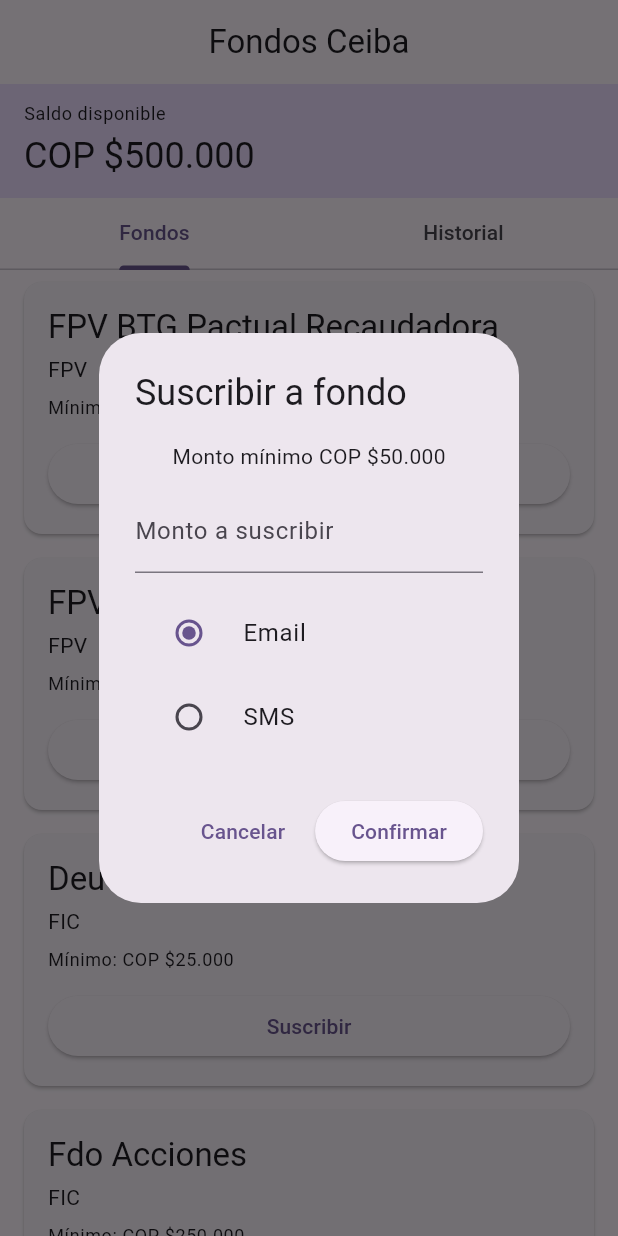
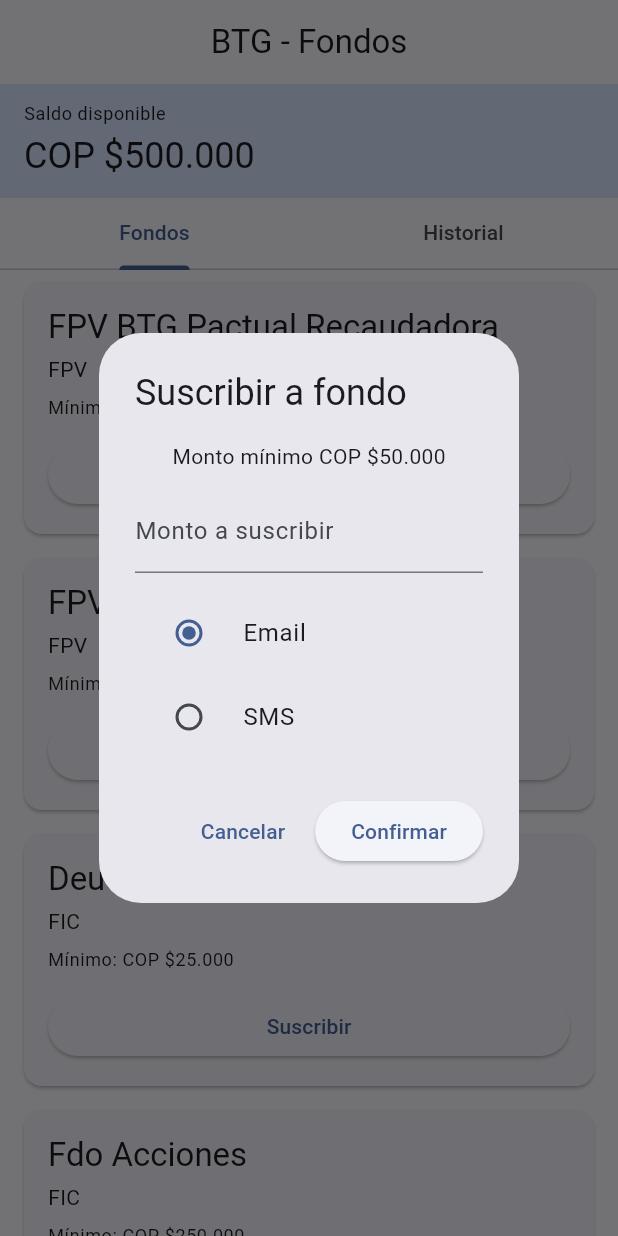
Before and after one commit to RSSerna/ceiba_project, a Flutter app: the screen it shows after launch, after a tap on "Suscribir", on a phone screen of 412 x 824 dp. Run offline on Flutter 3.47's test engine with Material 3 defaults, Android fonts, the phone set to English and light mode, and no system bars; our stand-ins replace equatable, flutter_bloc, get_it.

Commit message:
Adding Skeleton and Small Changes for BTG

```diff
--- /dev/null
+++ b/lib/features/funds/presentation/pages/funds_loading_skeleton.dart
@@ -0,0 +1,64 @@
+import 'package:flutter/material.dart';
+
+class FundsLoadingSkeleton extends StatelessWidget {
+  const FundsLoadingSkeleton({super.key});
+
+  Widget _skeletonCard(BuildContext context) {
+    final color = Theme.of(context).colorScheme.surfaceContainerHighest;
+    return Card(
+      margin: const EdgeInsets.symmetric(horizontal: 16, vertical: 8),
+      child: Padding(
+        padding: const EdgeInsets.all(16),
+        child: Column(
+          crossAxisAlignment: CrossAxisAlignment.start,
+          children: [
+            Container(height: 18, width: 160, color: color),
+            const SizedBox(height: 8),
+            Container(height: 14, width: 250, color: color),
+            const SizedBox(height: 12),
+            Row(
+              children: [Expanded(child: Container(height: 14, color: color))],
+            ),
+            const SizedBox(height: 12),
+            Row(
+              children: [Expanded(child: Container(height: 40, color: color))],
+            ),
+          ],
+        ),
+      ),
+    );
+  }
+
+  Widget _balanceHeaderSkeleton(BuildContext context) {
+    final color = Theme.of(context).colorScheme.surfaceContainerHighest;
+    return Container(
+      width: double.infinity,
+      padding: const EdgeInsets.symmetric(horizontal: 16, vertical: 12),
+      color: Theme.of(context).colorScheme.primaryContainer,
+      child: Column(
+        crossAxisAlignment: CrossAxisAlignment.start,
+        children: [
+          Container(height: 14, width: 124, color: color),
+          const SizedBox(height: 4),
+          Container(height: 28, width: 160, color: color),
+        ],
+      ),
+    );
+  }
+
+  @override
+  Widget build(BuildContext context) {
+    return Column(
+      children: [
+        _balanceHeaderSkeleton(context),
+        const SizedBox(height: 8),
+        Expanded(
+          child: ListView.builder(
+            itemCount: 4,
+            itemBuilder: (context, index) => _skeletonCard(context),
+          ),
+        ),
+      ],
+    );
+  }
+}
--- a/lib/features/funds/presentation/pages/funds_page.dart
+++ b/lib/features/funds/presentation/pages/funds_page.dart
@@ -1,3 +1,4 @@
+import 'package:ceiba_project/features/funds/presentation/pages/funds_loading_skeleton.dart';
 import 'package:flutter/material.dart';
 import 'package:flutter/services.dart';
 import 'package:flutter_bloc/flutter_bloc.dart';
@@ -17,7 +18,7 @@
   @override
   Widget build(BuildContext context) {
     return Scaffold(
-      appBar: AppBar(title: const Text('Fondos Ceiba'), centerTitle: true),
+      appBar: AppBar(title: const Text('BTG - Fondos'), centerTitle: true),
       body: BlocConsumer<FundsBloc, FundsState>(
         listener: (context, state) {
           if (state.errorMessage != null &&
@@ -28,13 +29,20 @@
           }
         },
         builder: (context, state) {
-          if (state.status == FundsStatus.loading) {
-            return const Center(child: CircularProgressIndicator());
+          final isInitialLoading =
+              state.status == FundsStatus.loading && state.funds.isEmpty;
+          final showOverlay =
+              state.status == FundsStatus.loading && state.funds.isNotEmpty;
+
+          if (isInitialLoading) {
+            return const FundsLoadingSkeleton();
           }
 
           return DefaultTabController(
             length: 2,
-            child: Column(
+            child: Stack(
+              children: [
+                Column(
                   children: [
                     _BalanceHeader(balance: state.balance),
                     const TabBar(
@@ -49,6 +57,18 @@
                           _FundsTab(state: state),
                           _TransactionsTab(transactions: state.transactions),
                         ],
+                      ),
+                    ),
+                  ],
+                ),
+                if (showOverlay)
+                  Positioned.fill(
+                    child: AbsorbPointer(
+                      absorbing: true,
+                      child: Container(
+                        color: Colors.black26,
+                        child: const Center(child: CircularProgressIndicator()),
+                      ),
                     ),
                   ),
               ],
--- a/lib/main.dart
+++ b/lib/main.dart
@@ -17,9 +17,11 @@
   @override
   Widget build(BuildContext context) {
     return MaterialApp(
-      title: 'Ceiba - Fondos',
+      title: 'BTG - Fondos',
       theme: ThemeData(
-        colorScheme: ColorScheme.fromSeed(seedColor: Colors.deepPurple),
+        colorScheme: ColorScheme.fromSeed(
+          seedColor: Color.fromARGB(255, 25, 90, 180),
+        ),
         useMaterial3: true,
       ),
       home: BlocProvider(
```
Lines whose indentation alone changed are shown as unchanged.
